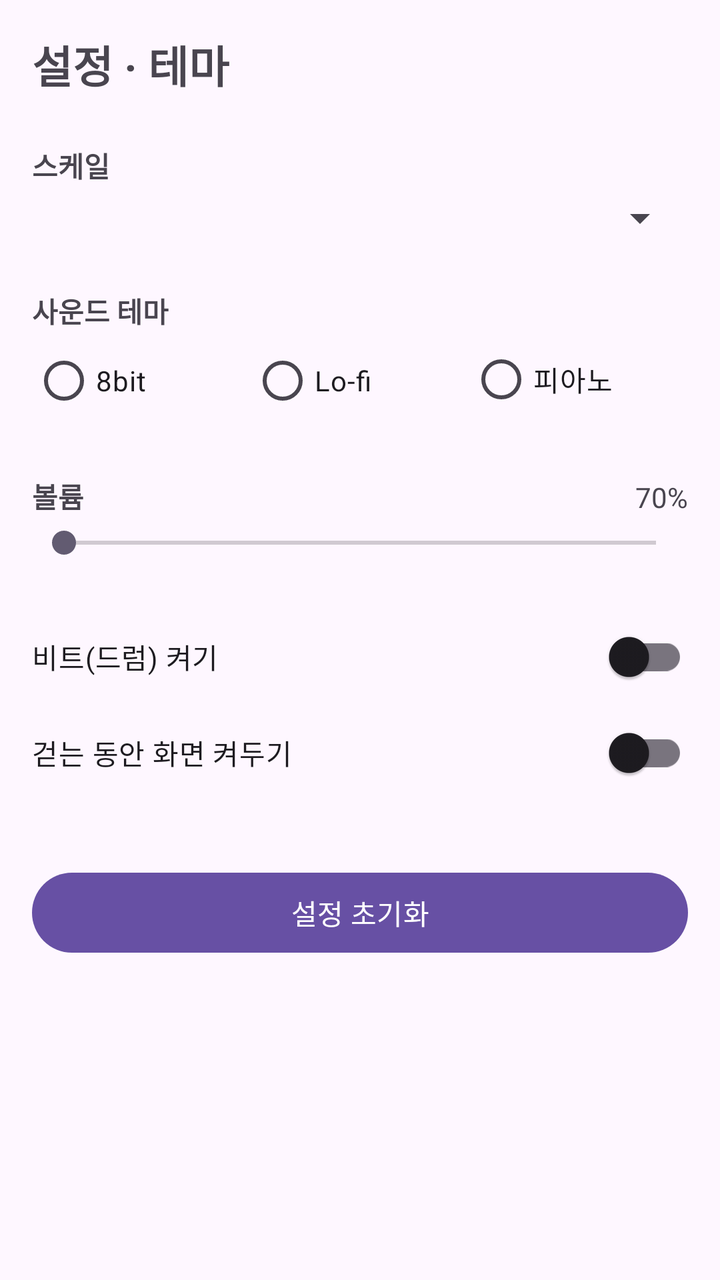
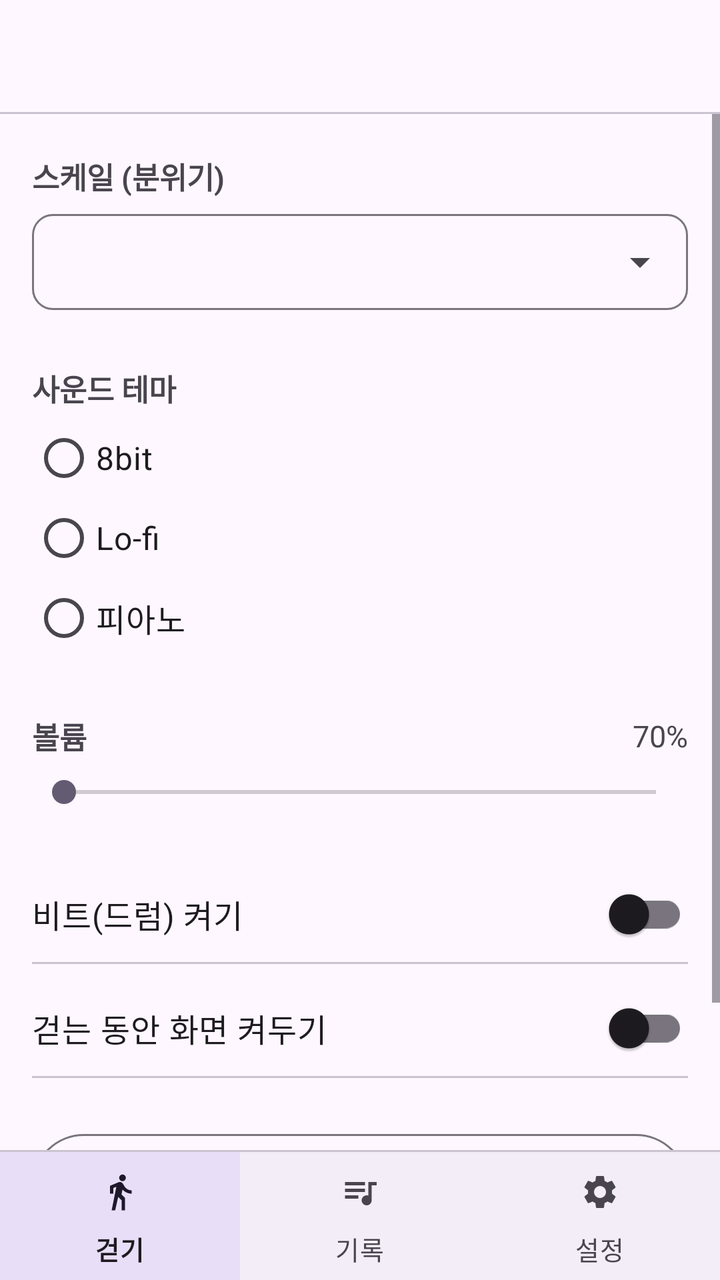

Two renders of the same Android screen: before a commit and after it. Below are the layout's source before the change and the commit's diff.
<!-- AndroidManifest.xml: application theme Theme.Balmatchum -->
<!-- res/layout/activity_settings.xml -->
<?xml version="1.0" encoding="utf-8"?>
<FrameLayout xmlns:android="http://schemas.android.com/apk/res/android"
    android:layout_width="match_parent"
    android:layout_height="match_parent"
    android:fitsSystemWindows="true">


<ScrollView
    android:layout_width="match_parent"
    android:layout_height="match_parent">

<LinearLayout
    android:layout_width="match_parent"
    android:layout_height="wrap_content"
    android:orientation="vertical"
    android:padding="16dp">

    
    <TextView
        android:layout_width="match_parent"
        android:layout_height="wrap_content"
        android:text="설정 · 테마"
        android:textSize="22sp"
        android:textStyle="bold" />

    
    <TextView
        android:layout_width="match_parent"
        android:layout_height="wrap_content"
        android:layout_marginTop="24dp"
        android:text="스케일"
        android:textStyle="bold" />

    
    <Spinner
        android:id="@+id/spScale"
        android:layout_width="match_parent"
        android:layout_height="wrap_content"
        android:layout_marginTop="4dp" />

    
    <TextView
        android:layout_width="match_parent"
        android:layout_height="wrap_content"
        android:layout_marginTop="24dp"
        android:text="사운드 테마"
        android:textStyle="bold" />

    
    <RadioGroup
        android:id="@+id/rgTheme"
        android:layout_width="match_parent"
        android:layout_height="wrap_content"
        android:orientation="horizontal">

        <RadioButton
            android:id="@+id/rbTheme8bit"
            android:layout_width="0dp"
            android:layout_height="wrap_content"
            android:layout_weight="1"
            android:text="8bit" />

        <RadioButton
            android:id="@+id/rbThemeLofi"
            android:layout_width="0dp"
            android:layout_height="wrap_content"
            android:layout_weight="1"
            android:text="Lo-fi" />

        <RadioButton
            android:id="@+id/rbThemePiano"
            android:layout_width="0dp"
            android:layout_height="wrap_content"
            android:layout_weight="1"
            android:text="피아노" />
    </RadioGroup>

    
    
    <LinearLayout
        android:layout_width="match_parent"
        android:layout_height="wrap_content"
        android:layout_marginTop="24dp"
        android:orientation="horizontal">

        <TextView
            android:layout_width="0dp"
            android:layout_height="wrap_content"
            android:layout_weight="1"
            android:text="볼륨"
            android:textStyle="bold" />

        <TextView
            android:id="@+id/tvVolume"
            android:layout_width="wrap_content"
            android:layout_height="wrap_content"
            android:text="70%" />
    </LinearLayout>

    
    <SeekBar
        android:id="@+id/seekVolume"
        android:layout_width="match_parent"
        android:layout_height="wrap_content"
        android:layout_marginTop="4dp"
        android:max="100" />

    
    
    <androidx.appcompat.widget.SwitchCompat
        android:id="@+id/swBeat"
        android:layout_width="match_parent"
        android:layout_height="wrap_content"
        android:layout_marginTop="24dp"
        android:minHeight="48dp"
        android:text="비트(드럼) 켜기" />

    <androidx.appcompat.widget.SwitchCompat
        android:id="@+id/swKeepScreen"
        android:layout_width="match_parent"
        android:layout_height="wrap_content"
        android:minHeight="48dp"
        android:text="걷는 동안 화면 켜두기" />

    
    <Button
        android:id="@+id/btnReset"
        android:layout_width="match_parent"
        android:layout_height="wrap_content"
        android:layout_marginTop="32dp"
        android:text="설정 초기화" />
</LinearLayout>
</ScrollView>
</FrameLayout>
<!-- resources referenced by this layout -->
<resources>
  <style name="Theme.Balmatchum" parent="Base.Theme.Balmatchum" />
  <style name="Base.Theme.Balmatchum" parent="Theme.Material3.DayNight.NoActionBar">
          
          
      </style>
</resources>

<!-- the commit's change to res/layout/activity_settings.xml (unified diff, before → after) -->
@@ -1,134 +1,235 @@
 <?xml version="1.0" encoding="utf-8"?>
 <FrameLayout xmlns:android="http://schemas.android.com/apk/res/android"
+    xmlns:app="http://schemas.android.com/apk/res-auto"
     android:layout_width="match_parent"
     android:layout_height="match_parent"
     android:fitsSystemWindows="true">
 
-
-<ScrollView
-    android:layout_width="match_parent"
-    android:layout_height="match_parent">
-
 <LinearLayout
     android:layout_width="match_parent"
-    android:layout_height="wrap_content"
-    android:orientation="vertical"
-    android:padding="16dp">
-
-    
-    <TextView
+    android:layout_height="match_parent"
+    android:orientation="vertical">
+
+    
+    <include layout="@layout/include_toolbar" />
+
+    
+    <ScrollView
+        android:layout_width="match_parent"
+        android:layout_height="0dp"
+        android:layout_weight="1"
+        android:fillViewport="true">
+
+    <LinearLayout
         android:layout_width="match_parent"
         android:layout_height="wrap_content"
-        android:text="설정 · 테마"
-        android:textSize="22sp"
-        android:textStyle="bold" />
-
-    
-    <TextView
-        android:layout_width="match_parent"
-        android:layout_height="wrap_content"
-        android:layout_marginTop="24dp"
-        android:text="스케일"
-        android:textStyle="bold" />
-
-    
-    <Spinner
-        android:id="@+id/spScale"
-        android:layout_width="match_parent"
-        android:layout_height="wrap_content"
-        android:layout_marginTop="4dp" />
-
-    
-    <TextView
-        android:layout_width="match_parent"
-        android:layout_height="wrap_content"
-        android:layout_marginTop="24dp"
-        android:text="사운드 테마"
-        android:textStyle="bold" />
-
-    
-    <RadioGroup
-        android:id="@+id/rgTheme"
-        android:layout_width="match_parent"
-        android:layout_height="wrap_content"
-        android:orientation="horizontal">
-
-        <RadioButton
-            android:id="@+id/rbTheme8bit"
-            android:layout_width="0dp"
-            android:layout_height="wrap_content"
+        android:orientation="vertical"
+        android:paddingStart="16dp"
+        android:paddingTop="20dp"
+        android:paddingEnd="16dp"
+        android:paddingBottom="16dp">
+
+        
+        <TextView
+            android:layout_width="match_parent"
+            android:layout_height="wrap_content"
+            android:text="스케일 (분위기)"
+            android:textSize="15sp"
+            android:textStyle="bold" />
+
+        
+        <FrameLayout
+            android:layout_width="match_parent"
+            android:layout_height="wrap_content"
+            android:layout_marginTop="8dp"
+            android:background="@drawable/bg_outline_box">
+
+            <Spinner
+                android:id="@+id/spScale"
+                android:layout_width="match_parent"
+                android:layout_height="48dp" />
+        </FrameLayout>
+
+        
+        <TextView
+            android:layout_width="match_parent"
+            android:layout_height="wrap_content"
+            android:layout_marginTop="28dp"
+            android:text="사운드 테마"
+            android:textSize="15sp"
+            android:textStyle="bold" />
+
+        
+        <RadioGroup
+            android:id="@+id/rgTheme"
+            android:layout_width="match_parent"
+            android:layout_height="wrap_content"
+            android:layout_marginTop="4dp"
+            android:orientation="vertical">
+
+            
+            <RadioButton
+                android:id="@+id/rbTheme8bit"
+                android:layout_width="match_parent"
+                android:layout_height="40dp"
+                android:minHeight="40dp"
+                android:text="8bit"
+                android:textSize="16sp" />
+
+            <RadioButton
+                android:id="@+id/rbThemeLofi"
+                android:layout_width="match_parent"
+                android:layout_height="40dp"
+                android:minHeight="40dp"
+                android:text="Lo-fi"
+                android:textSize="16sp" />
+
+            <RadioButton
+                android:id="@+id/rbThemePiano"
+                android:layout_width="match_parent"
+                android:layout_height="40dp"
+                android:minHeight="40dp"
+                android:text="피아노"
+                android:textSize="16sp" />
+        </RadioGroup>
+
+        
+        
+        <LinearLayout
+            android:layout_width="match_parent"
+            android:layout_height="wrap_content"
+            android:layout_marginTop="28dp"
+            android:gravity="center_vertical"
+            android:orientation="horizontal">
+
+            <TextView
+                android:layout_width="0dp"
+                android:layout_height="wrap_content"
+                android:layout_weight="1"
+                android:text="볼륨"
+                android:textSize="15sp"
+                android:textStyle="bold" />
+
+            <TextView
+                android:id="@+id/tvVolume"
+                android:layout_width="wrap_content"
+                android:layout_height="wrap_content"
+                android:text="70%"
+                android:textSize="15sp" />
+        </LinearLayout>
+
+        
+        <SeekBar
+            android:id="@+id/seekVolume"
+            android:layout_width="match_parent"
+            android:layout_height="wrap_content"
+            android:layout_marginTop="8dp"
+            android:max="100" />
+
+        
+        
+        <androidx.appcompat.widget.SwitchCompat
+            android:id="@+id/swBeat"
+            android:layout_width="match_parent"
+            android:layout_height="48dp"
+            android:layout_marginTop="28dp"
+            android:text="비트(드럼) 켜기"
+            android:textSize="16sp" />
+
+        <View
+            android:layout_width="match_parent"
+            android:layout_height="1dp"
+            android:background="?attr/colorOutlineVariant" />
+
+        <androidx.appcompat.widget.SwitchCompat
+            android:id="@+id/swKeepScreen"
+            android:layout_width="match_parent"
+            android:layout_height="48dp"
+            android:layout_marginTop="8dp"
+            android:text="걷는 동안 화면 켜두기"
+            android:textSize="16sp" />
+
+        <View
+            android:layout_width="match_parent"
+            android:layout_height="1dp"
+            android:background="?attr/colorOutlineVariant" />
+
+        
+        <Space
+            android:layout_width="match_parent"
+            android:layout_height="0dp"
             android:layout_weight="1"
-            android:text="8bit" />
-
-        <RadioButton
-            android:id="@+id/rbThemeLofi"
-            android:layout_width="0dp"
-            android:layout_height="wrap_content"
-            android:layout_weight="1"
-            android:text="Lo-fi" />
-
-        <RadioButton
-            android:id="@+id/rbThemePiano"
-            android:layout_width="0dp"
-            android:layout_height="wrap_content"
-            android:layout_weight="1"
-            android:text="피아노" />
-    </RadioGroup>
-
-    
-    
-    <LinearLayout
-        android:layout_width="match_parent"
-        android:layout_height="wrap_content"
-        android:layout_marginTop="24dp"
-        android:orientation="horizontal">
+            android:minHeight="28dp" />
+
+        
+        <com.google.android.material.button.MaterialButton
+            android:id="@+id/btnReset"
+            style="@style/Widget.Material3.Button.OutlinedButton"
+            android:layout_width="match_parent"
+            android:layout_height="52dp"
+            android:insetTop="0dp"
+            android:insetBottom="0dp"
+            android:text="설정 초기화"
+            android:textSize="17sp"
+            android:textStyle="bold"
+            app:cornerRadius="26dp" />
 
         <TextView
-            android:layout_width="0dp"
-            android:layout_height="wrap_content"
-            android:layout_weight="1"
-            android:text="볼륨"
-            android:textStyle="bold" />
-
-        <TextView
-            android:id="@+id/tvVolume"
-            android:layout_width="wrap_content"
-            android:layout_height="wrap_content"
-            android:text="70%" />
+            android:layout_width="match_parent"
+            android:layout_height="wrap_content"
+            android:layout_marginTop="8dp"
+            android:gravity="center"
+            android:text="누르면 확인 대화상자가 열리고, 완료되면 토스트 표시"
+            android:textColor="?attr/colorOnSurfaceVariant"
+            android:textSize="12sp" />
     </LinearLayout>
-
-    
-    <SeekBar
-        android:id="@+id/seekVolume"
-        android:layout_width="match_parent"
-        android:layout_height="wrap_content"
-        android:layout_marginTop="4dp"
-        android:max="100" />
-
-    
-    
-    <androidx.appcompat.widget.SwitchCompat
-        android:id="@+id/swBeat"
-        android:layout_width="match_parent"
-        android:layout_height="wrap_content"
-        android:layout_marginTop="24dp"
-        android:minHeight="48dp"
-        android:text="비트(드럼) 켜기" />
-
-    <androidx.appcompat.widget.SwitchCompat
-        android:id="@+id/swKeepScreen"
-        android:layout_width="match_parent"
-        android:layout_height="wrap_content"
-        android:minHeight="48dp"
-        android:text="걷는 동안 화면 켜두기" />
-
-    
-    <Button
-        android:id="@+id/btnReset"
-        android:layout_width="match_parent"
-        android:layout_height="wrap_content"
-        android:layout_marginTop="32dp"
-        android:text="설정 초기화" />
+    </ScrollView>
+
+    
+    <include layout="@layout/include_bottom_nav" />
 </LinearLayout>
-</ScrollView>
 </FrameLayout>
+<!-- res/layout/include_toolbar.xml (included above) -->
+<?xml version="1.0" encoding="utf-8"?>
+<merge xmlns:android="http://schemas.android.com/apk/res/android"
+    xmlns:app="http://schemas.android.com/apk/res-auto">
+
+    
+    <com.google.android.material.appbar.MaterialToolbar
+        android:id="@+id/toolbar"
+        android:layout_width="match_parent"
+        android:layout_height="56dp"
+        app:titleTextAppearance="@style/TextAppearance.Balmatchum.ToolbarTitle" />
+
+    
+    <View
+        android:layout_width="match_parent"
+        android:layout_height="1dp"
+        android:background="?attr/colorOutlineVariant" />
+</merge>
+<!-- res/layout/include_bottom_nav.xml (included above) -->
+<?xml version="1.0" encoding="utf-8"?>
+<merge xmlns:android="http://schemas.android.com/apk/res/android"
+    xmlns:app="http://schemas.android.com/apk/res-auto">
+
+    
+    <View
+        android:layout_width="match_parent"
+        android:layout_height="1dp"
+        android:background="?attr/colorOutlineVariant" />
+
+    
+    <com.google.android.material.bottomnavigation.BottomNavigationView
+        android:id="@+id/bottomNav"
+        android:layout_width="match_parent"
+        android:layout_height="64dp"
+        android:minHeight="64dp"
+        app:itemBackground="@drawable/bg_nav_item"
+        app:itemIconSize="20dp"
+        app:itemPaddingBottom="10dp"
+        app:itemPaddingTop="10dp"
+        app:itemTextAppearanceActive="@style/TextAppearance.Balmatchum.NavActive"
+        app:itemTextAppearanceInactive="@style/TextAppearance.Balmatchum.NavInactive"
+        app:labelVisibilityMode="labeled"
+        app:menu="@menu/bottom_nav" />
+</merge>
<!-- resource entries referenced after the edit -->
@@ -1,5 +1,37 @@
 <!-- resources referenced by this layout -->
 <resources>
+  <!-- drawable bg_nav_item (drawable) -->
+  <?xml version="1.0" encoding="utf-8"?>
+  <selector xmlns:android="http://schemas.android.com/apk/res/android">
+      <item android:state_checked="true">
+          <shape android:shape="rectangle">
+              
+              <solid android:color="?attr/colorSecondaryContainer" />
+          </shape>
+      </item>
+      <item android:drawable="@android:color/transparent" />
+  </selector>
+  <!-- drawable bg_outline_box (drawable) -->
+  <?xml version="1.0" encoding="utf-8"?>
+  <shape xmlns:android="http://schemas.android.com/apk/res/android"
+      android:shape="rectangle">
+      <corners android:radius="10dp" />
+      <stroke
+          android:width="1dp"
+          android:color="?attr/colorOutline" />
+  </shape>
+  <style name="TextAppearance.Balmatchum.NavActive" parent="TextAppearance.Material3.LabelMedium">
+          <item name="android:textSize">13sp</item>
+          <item name="android:textStyle">bold</item>
+      </style>
+  <style name="TextAppearance.Balmatchum.NavInactive" parent="TextAppearance.Material3.LabelMedium">
+          <item name="android:textSize">13sp</item>
+          <item name="android:textStyle">normal</item>
+      </style>
+  <style name="TextAppearance.Balmatchum.ToolbarTitle" parent="TextAppearance.Material3.TitleLarge">
+          <item name="android:textSize">20sp</item>
+          <item name="android:textStyle">bold</item>
+      </style>
   <style name="Theme.Balmatchum" parent="Base.Theme.Balmatchum" />
   <style name="Base.Theme.Balmatchum" parent="Theme.Material3.DayNight.NoActionBar">
           
